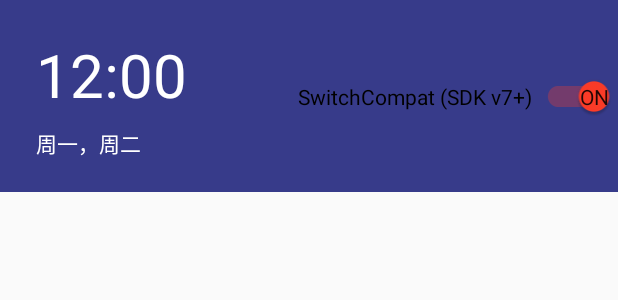
After one commit to zhoujiahao123/Medical-aid, an Android app: the layout alarm_item.xml on its own in the app's theme, with its tools: preview values and no code run, on a phone screen of 412 x 824 dp. The commit adds this screen. Shown: the top 300 px of the screen. Run offline under Robolectric (Android 15) with nearby library versions, the phone set to English and light mode, and no system bars.

Commit message:
加入一点服药提醒界面

```diff
--- a/app/src/main/AndroidManifest.xml
+++ b/app/src/main/AndroidManifest.xml
@@ -34,7 +34,8 @@
         <activity android:name=".mvp.ui.activities.TreatmentActivity" />
         <activity
             android:name=".mvp.ui.activities.PrescribeDetailActivity"
-            android:theme="@style/ActivitySemiTransparent"></activity>
+            android:theme="@style/ActivitySemiTransparent" />
+        <activity android:name=".mvp.ui.activities.AlarmActivity"></activity>
     </application>
 
 </manifest>
--- /dev/null
+++ b/app/src/main/res/layout/alarm_item.xml
@@ -0,0 +1,59 @@
+<?xml version="1.0" encoding="utf-8"?>
+<android.support.constraint.ConstraintLayout xmlns:android="http://schemas.android.com/apk/res/android"
+    xmlns:app="http://schemas.android.com/apk/res-auto"
+    xmlns:tools="http://schemas.android.com/tools"
+    android:layout_width="match_parent"
+    android:layout_height="128dp"
+    android:background="#373B8A">
+
+    <LinearLayout
+        android:layout_width="wrap_content"
+        android:layout_height="wrap_content"
+        android:orientation="vertical"
+        android:paddingLeft="16dp"
+        android:id="@+id/linearLayout2"
+        app:layout_constraintTop_toTopOf="parent"
+        android:layout_marginTop="8dp"
+        android:layout_marginLeft="8dp"
+        app:layout_constraintLeft_toLeftOf="parent"
+        app:layout_constraintBottom_toBottomOf="parent"
+        android:layout_marginBottom="8dp">
+
+        <TextView
+            android:id="@+id/time"
+            android:layout_width="wrap_content"
+            android:layout_height="wrap_content"
+            android:text="12:00"
+            android:gravity="start"
+            android:textColor="@color/white"
+            android:textSize="@dimen/font_alarm"
+            />
+
+        <TextView
+            android:layout_marginTop="8dp"
+            android:gravity="start"
+            android:id="@+id/week_numbers"
+            android:layout_width="wrap_content"
+            android:layout_height="wrap_content"
+            android:text="周一，周二"
+            android:textColor="@color/white" />
+
+    </LinearLayout>
+
+
+    <android.support.v7.widget.SwitchCompat
+        android:id="@+id/switch_compat"
+        android:layout_width="wrap_content"
+        android:layout_height="wrap_content"
+        android:checked="true"
+        android:text="SwitchCompat (SDK v7+)"
+        android:textOff="OFF"
+        android:textOn="ON"
+        app:showText="true"
+        android:layout_marginRight="0dp"
+        app:layout_constraintRight_toRightOf="parent"
+        app:layout_constraintBottom_toBottomOf="@+id/linearLayout2"
+        android:layout_marginBottom="8dp"
+        app:layout_constraintTop_toTopOf="@+id/linearLayout2"
+        android:layout_marginTop="8dp" />
+</android.support.constraint.ConstraintLayout>
--- a/app/src/main/res/values/dimen.xml
+++ b/app/src/main/res/values/dimen.xml
@@ -2,7 +2,7 @@
 <resources>
 
     <!--font size-->
-
+    <dimen name="font_alarm">40sp</dimen>
     <dimen name="font_huge">25sp</dimen>
     <dimen name="font_large">18sp</dimen>
     <dimen name="font_normal">15sp</dimen>
```
Also changed, not shown: app/src/main/java/com/zxr/medicalaid/mvp/ui/activities/AlarmActivity.java (added, +58 -0 lines), app/src/main/res/layout/activity_alarm.xml (added, +23 -0 lines).
